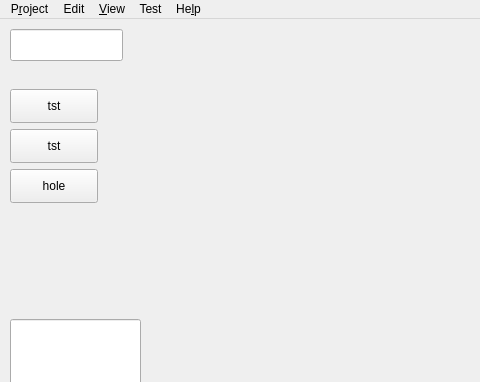
Old version of the form src/Gui/MainWindow.ui in the repository fredrickojackson/CppCAM; both pictures show x 0 to 480 and y 0 to 382 of the 900 by 600 pixel window.
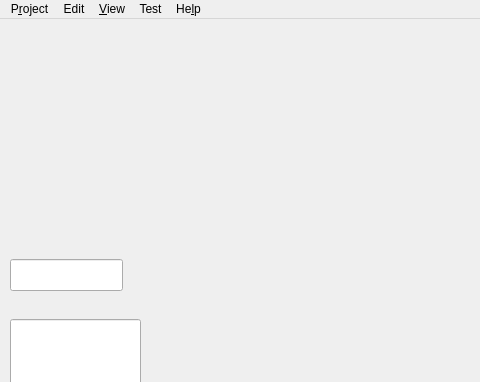
New version of the form. Icons and pictures are not drawn.

Patch:
```diff
--- a/src/Gui/MainWindow.ui
+++ b/src/Gui/MainWindow.ui
@@ -24,19 +24,6 @@
     <normaloff>:/pycam/icons/logo_16px.png</normaloff>:/pycam/icons/logo_16px.png</iconset>
   </property>
   <widget class="QWidget" name="centralwidget">
-   <widget class="QPushButton" name="pbTst">
-    <property name="geometry">
-     <rect>
-      <x>10</x>
-      <y>70</y>
-      <width>88</width>
-      <height>34</height>
-     </rect>
-    </property>
-    <property name="text">
-     <string>tst</string>
-    </property>
-   </widget>
    <widget class="QLineEdit" name="leStat">
     <property name="geometry">
      <rect>
@@ -63,37 +50,11 @@
      </sizepolicy>
     </property>
    </widget>
-   <widget class="QPushButton" name="pbt">
-    <property name="geometry">
-     <rect>
-      <x>10</x>
-      <y>110</y>
-      <width>88</width>
-      <height>34</height>
-     </rect>
-    </property>
-    <property name="text">
-     <string>tst</string>
-    </property>
-   </widget>
-   <widget class="QPushButton" name="pbt_hole">
-    <property name="geometry">
-     <rect>
-      <x>10</x>
-      <y>150</y>
-      <width>88</width>
-      <height>34</height>
-     </rect>
-    </property>
-    <property name="text">
-     <string>hole</string>
-    </property>
-   </widget>
    <widget class="QLineEdit" name="letime">
     <property name="geometry">
      <rect>
       <x>10</x>
-      <y>10</y>
+      <y>240</y>
       <width>113</width>
       <height>32</height>
      </rect>
```
Left out of the diff: 21 changed lines with no effect on the pictures.
